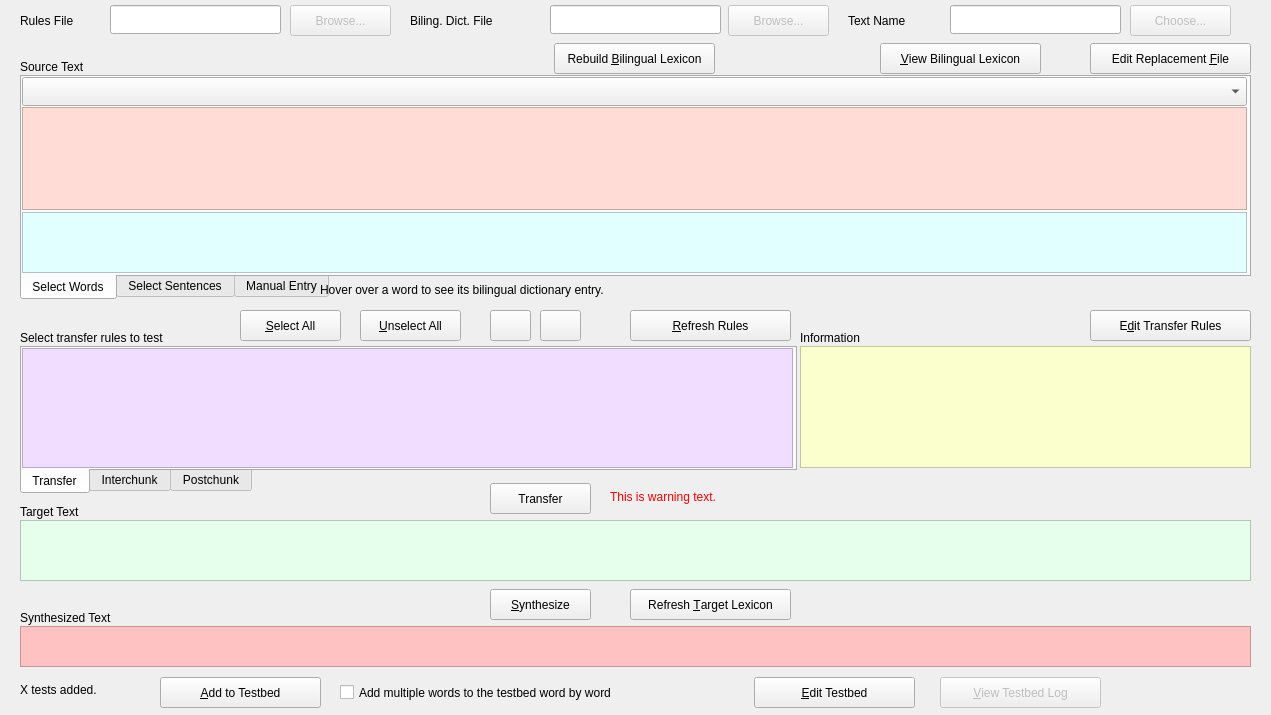
rmlockwood/FLExTrans, file LiveRuleTester.ui: the form before one commit.
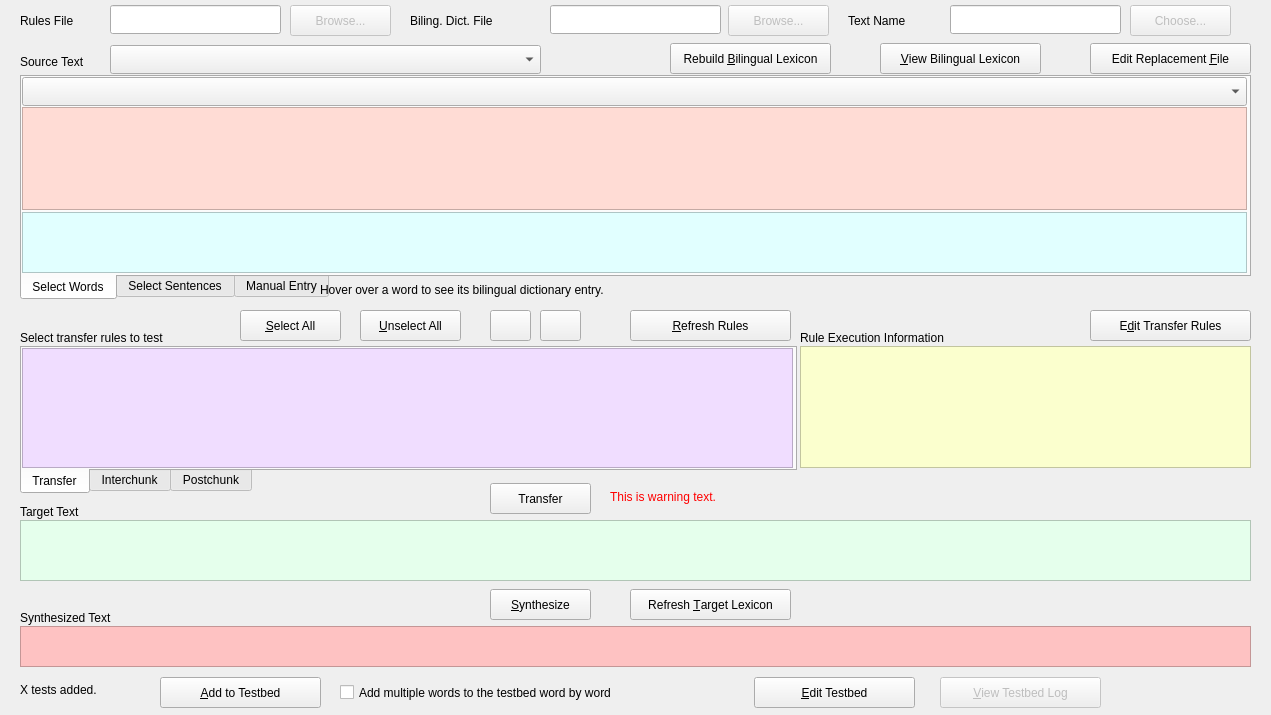
The form after the commit. Icons and pictures are not drawn.

What changed in the file:
```diff
--- a/LiveRuleTester.ui
+++ b/LiveRuleTester.ui
@@ -365,8 +365,8 @@
     <property name="geometry">
      <rect>
       <x>20</x>
-      <y>55</y>
-      <width>111</width>
+      <y>50</y>
+      <width>91</width>
       <height>23</height>
      </rect>
     </property>
@@ -426,12 +426,12 @@
      <rect>
       <x>800</x>
       <y>326</y>
-      <width>141</width>
+      <width>271</width>
       <height>23</height>
      </rect>
     </property>
     <property name="text">
-     <string>Information</string>
+     <string>Rule Execution Information</string>
     </property>
    </widget>
    <widget class="QLabel" name="SourceTextName">
@@ -707,7 +707,7 @@
    <widget class="QPushButton" name="rebuildBilingLexButton">
     <property name="geometry">
      <rect>
-      <x>554</x>
+      <x>670</x>
       <y>43</y>
       <width>161</width>
       <height>31</height>
@@ -828,6 +828,24 @@
      <bool>true</bool>
     </property>
    </widget>
+   <widget class="QComboBox" name="SourceTextCombo">
+    <property name="geometry">
+     <rect>
+      <x>110</x>
+      <y>45</y>
+      <width>431</width>
+      <height>29</height>
+     </rect>
+    </property>
+    <property name="font">
+     <font>
+      <pointsize>9</pointsize>
+     </font>
+    </property>
+    <property name="maxVisibleItems">
+     <number>30</number>
+    </property>
+   </widget>
   </widget>
  </widget>
  <resources/>
```
